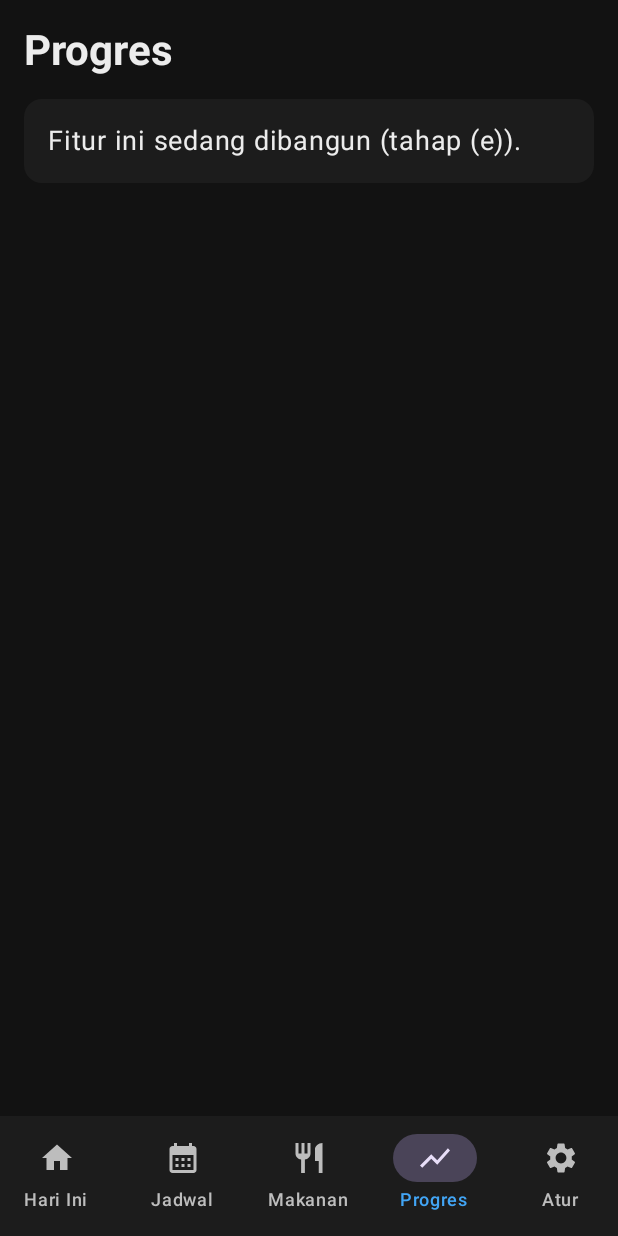
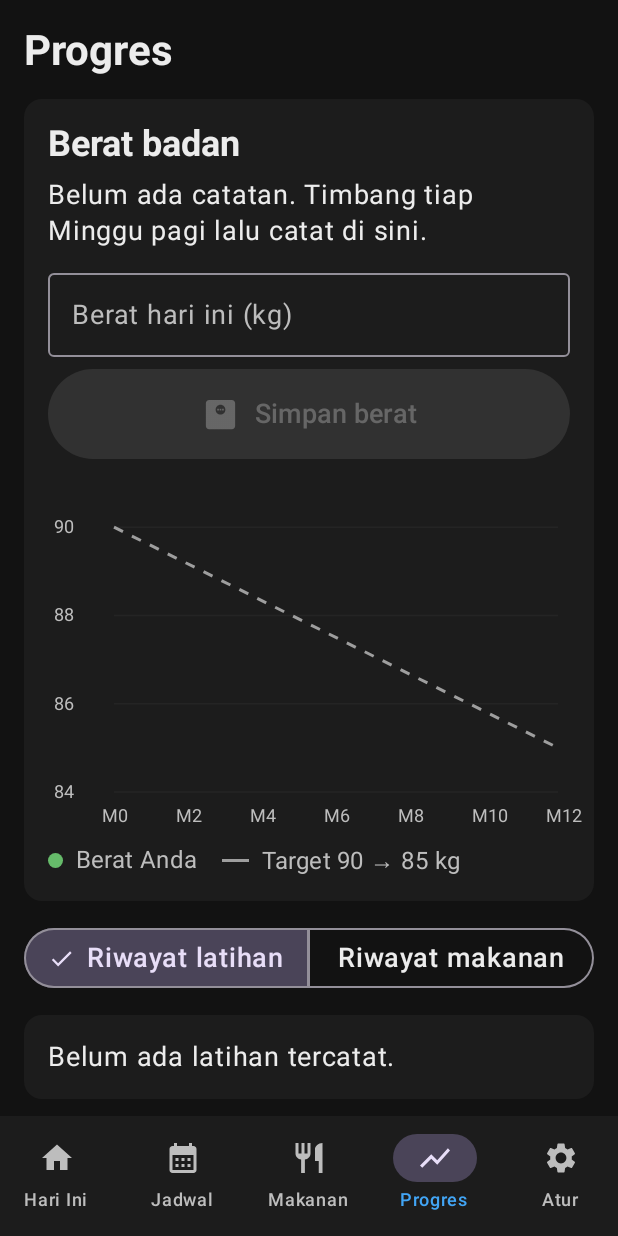
Before and after one commit to naufalnursaid09-beep/fitplan, an Android app built with Jetpack Compose: the screen it shows after launch (MainActivity), item 4 of the bottom bar chosen, on a phone screen of 412 x 824 dp. Run offline under Robolectric (Android 15) with nearby library versions, the phone set to English and light mode, and no system bars; our stand-ins replace Room's generated code.

Commit message:
Tahap (e): grafik berat badan, riwayat, dan progres nutrisi harian
Co-Authored-By: Claude Opus 5.5 <noreply@anthropic.com>
Claude-Session: https://claude.ai/code/session_01BZLSRmKb7eQQbzB22EHjKm

```diff
--- a/app/src/main/java/com/fitplan/app/MainActivity.kt
+++ b/app/src/main/java/com/fitplan/app/MainActivity.kt
@@ -37,10 +37,9 @@ import com.fitplan.app.ui.workout.WorkoutScreen
 import androidx.navigation.compose.composable
 import androidx.navigation.compose.currentBackStackEntryAsState
 import androidx.navigation.compose.rememberNavController
-import com.fitplan.app.ui.common.ScreenColumn
-import com.fitplan.app.ui.common.SectionCard
 import com.fitplan.app.ui.food.FoodScreen
 import com.fitplan.app.ui.home.HomeScreen
+import com.fitplan.app.ui.progress.ProgressScreen
 import com.fitplan.app.ui.schedule.ScheduleScreen
 import com.fitplan.app.ui.settings.SettingsScreen
 import com.fitplan.app.ui.theme.FitPlanTheme
@@ -104,7 +103,7 @@ private fun FitPlanRoot() {
                 }
                 composable(Tab.Schedule.route) { ScheduleScreen() }
                 composable(Tab.Food.route) { FoodScreen(onOpenSettings = { go(Tab.Settings.route) }) }
-                composable(Tab.Progress.route) { ComingSoon("Progres", "tahap (e)") }
+                composable(Tab.Progress.route) { ProgressScreen() }
                 composable(Tab.Settings.route) { SettingsScreen() }
                 composable(
                     "workout/{date}/{key}",
@@ -138,12 +137,3 @@ private fun AskNotificationPermissionOnce() {
         }
     }
 }
-
-@Composable
-private fun ComingSoon(title: String, stage: String) {
-    ScreenColumn(title) {
-        SectionCard {
-            Text("Fitur ini sedang dibangun ($stage).", style = MaterialTheme.typography.bodyLarge)
-        }
-    }
-}
--- a/app/src/main/java/com/fitplan/app/data/db/Daos.kt
+++ b/app/src/main/java/com/fitplan/app/data/db/Daos.kt
@@ -43,6 +43,9 @@ interface SetDao {
     )
     fun observeHistory(): Flow<List<WorkoutDaySummary>>
 
+    @Query("SELECT * FROM set_log WHERE done = 1 ORDER BY date DESC, exerciseId, setIndex")
+    fun observeAllDone(): Flow<List<SetLog>>
+
     @Upsert
     suspend fun upsert(set: SetLog): Long
 
@@ -55,8 +58,8 @@ interface FoodDao {
     @Query("SELECT * FROM food_log WHERE date = :date ORDER BY time")
     fun observeDate(date: Long): Flow<List<FoodLog>>
 
-    @Query("SELECT DISTINCT date FROM food_log ORDER BY date DESC")
-    fun observeDates(): Flow<List<Long>>
+    @Query("SELECT * FROM food_log ORDER BY date DESC, time")
+    fun observeAll(): Flow<List<FoodLog>>
 
     @Insert
     suspend fun insert(food: FoodLog): Long
--- a/app/src/main/java/com/fitplan/app/ui/home/HomeScreen.kt
+++ b/app/src/main/java/com/fitplan/app/ui/home/HomeScreen.kt
@@ -3,7 +3,18 @@ package com.fitplan.app.ui.home
 import androidx.compose.material.icons.Icons
 import androidx.compose.material.icons.filled.EventAvailable
 import androidx.compose.material.icons.filled.FitnessCenter
+import androidx.compose.foundation.layout.Row
+import androidx.compose.foundation.layout.fillMaxWidth
+import androidx.compose.foundation.layout.height
+import androidx.compose.foundation.shape.RoundedCornerShape
+import androidx.compose.material3.LinearProgressIndicator
 import androidx.compose.material3.MaterialTheme
+import androidx.compose.ui.Modifier
+import androidx.compose.ui.draw.clip
+import androidx.compose.ui.text.font.FontWeight
+import androidx.compose.ui.unit.dp
+import com.fitplan.app.ui.theme.Amber
+import kotlin.math.roundToInt
 import androidx.compose.material3.Text
 import androidx.compose.runtime.Composable
 import androidx.compose.runtime.getValue
@@ -29,6 +40,19 @@ fun HomeScreen(onOpenSettings: () -> Unit, onStartWorkout: (Long, String) -> Uni
     ScreenColumn(title = "Hari Ini") {
         Text(today.indo(), style = MaterialTheme.typography.titleMedium,
             color = MaterialTheme.colorScheme.onSurfaceVariant)
+
+        // Kalori & protein hari ini
+        val foods by remember { FitPlanApp.instance.db.foods().observeDate(today.toEpochDay()) }
+            .collectAsStateWithLifecycle(emptyList())
+        val kcal = foods.sumOf { it.kcal }
+        val protein = foods.sumOf { it.protein.toDouble() }.toFloat()
+        SectionCard {
+            Text("Nutrisi hari ini", style = MaterialTheme.typography.titleLarge)
+            TargetBar("Kalori", kcal.toFloat(), settings.targetKcal.toFloat(), "kkal")
+            TargetBar("Protein", protein, settings.targetProtein.toFloat(), "g")
+            Text("Angka makanan dari foto adalah estimasi.", style = MaterialTheme.typography.bodyMedium,
+                color = MaterialTheme.colorScheme.onSurfaceVariant)
+        }
 
         when (status) {
             Program.Status.NotSet -> {
@@ -98,3 +122,24 @@ fun HomeScreen(onOpenSettings: () -> Unit, onStartWorkout: (Long, String) -> Uni
         }
     }
 }
+
+@Composable
+private fun TargetBar(label: String, value: Float, target: Float, unit: String) {
+    val over = value > target
+    Row(Modifier.fillMaxWidth()) {
+        Text(label, style = MaterialTheme.typography.bodyLarge, modifier = Modifier.weight(1f))
+        Text("${value.roundToInt()} / ${target.roundToInt()} $unit",
+            style = MaterialTheme.typography.bodyLarge, fontWeight = FontWeight.Bold)
+    }
+    LinearProgressIndicator(
+        progress = { if (target <= 0f) 0f else (value / target).coerceIn(0f, 1f) },
+        color = if (over) Amber else MaterialTheme.colorScheme.primary,
+        trackColor = MaterialTheme.colorScheme.surfaceVariant,
+        modifier = Modifier.fillMaxWidth().height(14.dp).clip(RoundedCornerShape(7.dp)),
+    )
+    val left = target - value
+    Text(
+        if (left > 0) "Sisa ${left.roundToInt()} $unit" else "Target tercapai (lebih ${(-left).roundToInt()} $unit)",
+        style = MaterialTheme.typography.bodyMedium, color = MaterialTheme.colorScheme.onSurfaceVariant,
+    )
+}
--- /dev/null
+++ b/app/src/main/java/com/fitplan/app/ui/progress/ProgressScreen.kt
@@ -0,0 +1,222 @@
+package com.fitplan.app.ui.progress
+
+import android.widget.Toast
+import androidx.compose.animation.animateContentSize
+import androidx.compose.foundation.clickable
+import androidx.compose.foundation.layout.Column
+import androidx.compose.foundation.layout.Row
+import androidx.compose.foundation.layout.fillMaxWidth
+import androidx.compose.foundation.layout.padding
+import androidx.compose.foundation.text.KeyboardOptions
+import androidx.compose.material.icons.Icons
+import androidx.compose.material.icons.filled.Delete
+import androidx.compose.material.icons.filled.MonitorWeight
+import androidx.compose.material3.AlertDialog
+import androidx.compose.material3.ExperimentalMaterial3Api
+import androidx.compose.material3.HorizontalDivider
+import androidx.compose.material3.Icon
+import androidx.compose.material3.IconButton
+import androidx.compose.material3.MaterialTheme
+import androidx.compose.material3.OutlinedTextField
+import androidx.compose.material3.SegmentedButton
+import androidx.compose.material3.SegmentedButtonDefaults
+import androidx.compose.material3.SingleChoiceSegmentedButtonRow
+import androidx.compose.material3.Text
+import androidx.compose.material3.TextButton
+import androidx.compose.runtime.Composable
+import androidx.compose.runtime.getValue
+import androidx.compose.runtime.key
+import androidx.compose.runtime.mutableStateOf
+import androidx.compose.runtime.remember
+import androidx.compose.runtime.rememberCoroutineScope
+import androidx.compose.runtime.saveable.rememberSaveable
+import androidx.compose.runtime.setValue
+import androidx.compose.ui.Alignment
+import androidx.compose.ui.Modifier
+import androidx.compose.ui.platform.LocalContext
+import androidx.compose.ui.text.font.FontWeight
+import androidx.compose.ui.text.input.KeyboardType
+import androidx.compose.ui.unit.dp
+import androidx.lifecycle.compose.collectAsStateWithLifecycle
+import com.fitplan.app.FitPlanApp
+import com.fitplan.app.data.Program
+import com.fitplan.app.data.db.FoodLog
+import com.fitplan.app.data.db.SetLog
+import com.fitplan.app.data.db.WeightLog
+import com.fitplan.app.data.indo
+import com.fitplan.app.ui.common.BigButton
+import com.fitplan.app.ui.common.ScreenColumn
+import com.fitplan.app.ui.common.SectionCard
+import com.fitplan.app.ui.food.num
+import com.fitplan.app.ui.workout.kgText
+import kotlinx.coroutines.launch
+import java.time.LocalDate
+
+@OptIn(ExperimentalMaterial3Api::class)
+@Composable
+fun ProgressScreen() {
+    val app = FitPlanApp.instance
+    val settings by app.prefs.settings.collectAsStateWithLifecycle()
+    val weights by remember { app.db.weights().observeAll() }.collectAsStateWithLifecycle(emptyList())
+    val sets by remember { app.db.sets().observeAllDone() }.collectAsStateWithLifecycle(emptyList())
+    val foods by remember { app.db.foods().observeAll() }.collectAsStateWithLifecycle(emptyList())
+    var tab by rememberSaveable { mutableStateOf(0) }
+
+    ScreenColumn(title = "Progres") {
+        WeightSection(weights, settings.startDate, settings.startWeight, settings.goalWeight)
+
+        SingleChoiceSegmentedButtonRow(Modifier.fillMaxWidth()) {
+            listOf("Riwayat latihan", "Riwayat makanan").forEachIndexed { i, label ->
+                SegmentedButton(
+                    selected = tab == i,
+                    onClick = { tab = i },
+                    shape = SegmentedButtonDefaults.itemShape(i, 2),
+                ) { Text(label) }
+            }
+        }
+        if (tab == 0) WorkoutHistory(sets) else FoodHistory(foods, settings.targetKcal, settings.targetProtein)
+    }
+}
+
+@Composable
+private fun WeightSection(weights: List<WeightLog>, start: LocalDate?, startWeight: Float, goalWeight: Float) {
+    val app = FitPlanApp.instance
+    val scope = rememberCoroutineScope()
+    val context = LocalContext.current
+    var input by remember { mutableStateOf("") }
+    var toDelete by remember { mutableStateOf<WeightLog?>(null) }
+    val today = LocalDate.now()
+
+    SectionCard {
+        Text("Berat badan", style = MaterialTheme.typography.titleLarge)
+        val latest = weights.maxByOrNull { it.date }
+        if (latest != null) {
+            val lost = startWeight - latest.kg
+            val toGo = latest.kg - goalWeight
+            Text("Terakhir: ${fmtKg(latest.kg)} kg (${LocalDate.ofEpochDay(latest.date).indo()})",
+                style = MaterialTheme.typography.titleMedium)
+            Text(
+                (if (lost >= 0) "Turun ${fmtKg(lost)} kg" else "Naik ${fmtKg(-lost)} kg") + " dari awal · " +
+                    (if (toGo > 0) "${fmtKg(toGo)} kg lagi menuju target" else "Target tercapai! 🎉"),
+                style = MaterialTheme.typography.bodyLarge, color = MaterialTheme.colorScheme.primary,
+            )
+        } else {
+            Text("Belum ada catatan. Timbang tiap Minggu pagi lalu catat di sini.",
+                style = MaterialTheme.typography.bodyLarge)
+        }
+        OutlinedTextField(
+            value = input,
+            onValueChange = { v -> input = v.filter { it.isDigit() || it == ',' || it == '.' }.take(5) },
+            label = { Text("Berat hari ini (kg)") },
+            singleLine = true,
+            textStyle = MaterialTheme.typography.titleMedium,
+            keyboardOptions = KeyboardOptions(keyboardType = KeyboardType.Decimal),
+            modifier = Modifier.fillMaxWidth(),
+        )
+        val kg = input.replace(',', '.').toFloatOrNull()
+        BigButton("Simpan berat", icon = Icons.Filled.MonitorWeight, enabled = kg != null && kg in 30f..300f, onClick = {
+            scope.launch {
+                app.db.weights().put(WeightLog(date = today.toEpochDay(), kg = kg!!))
+                input = ""
+                Toast.makeText(context, "Berat tersimpan", Toast.LENGTH_SHORT).show()
+            }
+        })
+
+        val startDay = start?.toEpochDay() ?: weights.minOfOrNull { it.date } ?: today.toEpochDay()
+        WeightChart(weights, startDay, startWeight, goalWeight)
+
+        if (weights.isNotEmpty()) {
+            Text("Catatan", style = MaterialTheme.typography.titleMedium)
+            weights.sortedByDescending { it.date }.forEach { w ->
+                Row(Modifier.fillMaxWidth(), verticalAlignment = Alignment.CenterVertically) {
+                    Text(LocalDate.ofEpochDay(w.date).indo(), style = MaterialTheme.typography.bodyLarge,
+                        modifier = Modifier.weight(1f))
+                    Text("${fmtKg(w.kg)} kg", style = MaterialTheme.typography.bodyLarge, fontWeight = FontWeight.Bold)
+                    IconButton(onClick = { toDelete = w }) { Icon(Icons.Filled.Delete, "Hapus") }
+                }
+            }
+        }
+    }
+    toDelete?.let { w ->
+        AlertDialog(
+            onDismissRequest = { toDelete = null },
+            title = { Text("Hapus catatan berat?") },
+            text = { Text("${fmtKg(w.kg)} kg pada ${LocalDate.ofEpochDay(w.date).indo()}") },
+            confirmButton = {
+                TextButton(onClick = {
+                    scope.launch { app.db.weights().delete(w) }
+                    toDelete = null
+                }) { Text("Hapus") }
+            },
+            dismissButton = { TextButton(onClick = { toDelete = null }) { Text("Batal") } },
+        )
+    }
+}
+
+@Composable
+private fun WorkoutHistory(sets: List<SetLog>) {
+    if (sets.isEmpty()) {
+        SectionCard { Text("Belum ada latihan tercatat.", style = MaterialTheme.typography.bodyLarge) }
+        return
+    }
+    val names = remember { Program.weekly.values.flatMap { it.exercises }.associate { it.id to it.name } }
+    sets.groupBy { it.date to it.dayKey }.forEach { (group, daySets) ->
+        val (date, dayKey) = group
+        key(date, dayKey) {
+        var open by rememberSaveable { mutableStateOf(false) }
+        SectionCard(Modifier.animateContentSize().clickable { open = !open }) {
+            Row(verticalAlignment = Alignment.CenterVertically) {
+                Column(Modifier.weight(1f)) {
+                    Text(LocalDate.ofEpochDay(date).indo(), style = MaterialTheme.typography.titleMedium)
+                    Text(Program.dayByKey(dayKey)?.title ?: dayKey, style = MaterialTheme.typography.bodyLarge,
+                        color = MaterialTheme.colorScheme.primary)
+                }
+                Text("${daySets.size} set", style = MaterialTheme.typography.bodyLarge)
+            }
+            if (open) {
+                daySets.groupBy { it.exerciseId }.forEach { (exId, list) ->
+                    HorizontalDivider(color = MaterialTheme.colorScheme.surfaceVariant)
+                    Text(names[exId] ?: exId, style = MaterialTheme.typography.bodyLarge, fontWeight = FontWeight.SemiBold)
+                    Text(
+                        list.sortedBy { it.setIndex }.joinToString("  ·  ") { s ->
+                            (s.weightKg?.let { "${it.kgText()} kg × " } ?: "") + (s.reps?.toString() ?: "-")
+                        },
+                        style = MaterialTheme.typography.bodyMedium,
+                        color = MaterialTheme.colorScheme.onSurfaceVariant,
+                    )
+                }
+            }
+        }
+        }
+    }
+}
+
+@Composable
+private fun FoodHistory(foods: List<FoodLog>, targetKcal: Int, targetProtein: Int) {
+    if (foods.isEmpty()) {
+        SectionCard { Text("Belum ada makanan tercatat.", style = MaterialTheme.typography.bodyLarge) }
+        return
+    }
+    foods.groupBy { it.date }.forEach { (date, list) ->
+        key(date) {
+        var open by rememberSaveable { mutableStateOf(false) }
+        val kcal = list.sumOf { it.kcal }
+        val protein = list.sumOf { it.protein.toDouble() }.toFloat()
+        SectionCard(Modifier.animateContentSize().clickable { open = !open }) {
+            Text(LocalDate.ofEpochDay(date).indo(), style = MaterialTheme.typography.titleMedium)
+            Text("$kcal / $targetKcal kkal · ${num(protein)} / $targetProtein g protein",
+                style = MaterialTheme.typography.bodyLarge, color = MaterialTheme.colorScheme.primary)
+            if (open) {
+                list.forEach { f ->
+                    HorizontalDivider(color = MaterialTheme.colorScheme.surfaceVariant)
+                    Text(f.name, style = MaterialTheme.typography.bodyLarge, fontWeight = FontWeight.SemiBold)
+                    Text("${f.portion} · ${f.kcal} kkal · P ${num(f.protein)} g · K ${num(f.carbs)} g · L ${num(f.fat)} g",
+                        style = MaterialTheme.typography.bodyMedium,
+                        color = MaterialTheme.colorScheme.onSurfaceVariant,
+                        modifier = Modifier.padding(bottom = 4.dp))
+                }
+            }
+        }
+    }
+        }
+}
--- /dev/null
+++ b/app/src/main/java/com/fitplan/app/ui/progress/WeightChart.kt
@@ -0,0 +1,112 @@
+package com.fitplan.app.ui.progress
+
+import androidx.compose.foundation.Canvas
+import androidx.compose.foundation.layout.Box
+import androidx.compose.foundation.layout.Row
+import androidx.compose.foundation.layout.fillMaxWidth
+import androidx.compose.foundation.layout.height
+import androidx.compose.foundation.layout.padding
+import androidx.compose.foundation.layout.size
+import androidx.compose.foundation.background
+import androidx.compose.foundation.shape.CircleShape
+import androidx.compose.material3.MaterialTheme
+import androidx.compose.material3.Text
+import androidx.compose.runtime.Composable
+import androidx.compose.ui.Alignment
+import androidx.compose.ui.Modifier
+import androidx.compose.ui.geometry.Offset
+import androidx.compose.ui.graphics.Color
+import androidx.compose.ui.graphics.Path
+import androidx.compose.ui.graphics.PathEffect
+import androidx.compose.ui.graphics.drawscope.Stroke
+import androidx.compose.ui.graphics.nativeCanvas
+import androidx.compose.ui.unit.dp
+import com.fitplan.app.data.Program
+import com.fitplan.app.data.db.WeightLog
+import kotlin.math.ceil
+import kotlin.math.floor
+
+/**
+ * Grafik berat badan. Sumbu X = minggu program (0–12), sumbu Y = kg.
+ * Garis putus-putus abu-abu = target (dari berat awal ke berat target).
+ */
+@Composable
+fun WeightChart(
+    entries: List<WeightLog>,
+    startEpochDay: Long,
+    startWeight: Float,
+    goalWeight: Float,
+) {
+    val line = MaterialTheme.colorScheme.primary
+    val surface = MaterialTheme.colorScheme.surfaceContainer
+    val grid = MaterialTheme.colorScheme.surfaceVariant
+    val muted = MaterialTheme.colorScheme.onSurfaceVariant
+    val target = Color(0xFF9E9E9E)
+
+    val lastDay = maxOf(Program.TOTAL_DAYS.toLong(), (entries.maxOfOrNull { it.date } ?: 0L) - startEpochDay)
+    val values = entries.map { it.kg } + listOf(startWeight, goalWeight)
+    val yMin = floor(values.min() - 1f)
+    val yMax = ceil(values.max() + 1f)
+
+    Canvas(Modifier.fillMaxWidth().height(240.dp)) {
+        val left = 44.dp.toPx()
+        val bottom = 26.dp.toPx()
+        val w = size.width - left - 8.dp.toPx()
+        val h = size.height - bottom - 8.dp.toPx()
+        val top = 8.dp.toPx()
+        fun x(day: Long) = left + w * (day.toFloat() / lastDay.toFloat()).coerceIn(0f, 1f)
+        fun y(kg: Float) = top + h * (1f - (kg - yMin) / (yMax - yMin))
+
+        val paint = android.graphics.Paint().apply {
+            color = android.graphics.Color.argb(255, (muted.red * 255).toInt(), (muted.green * 255).toInt(), (muted.blue * 255).toInt())
+            textSize = 12.dp.toPx()
+            isAntiAlias = true
+        }
+
+        // Grid horizontal tipis + label kg
+        val step = if (yMax - yMin > 12) 4 else if (yMax - yMin > 6) 2 else 1
+        var g = yMin
+        while (g <= yMax + 0.01f) {
+            drawLine(grid, Offset(left, y(g)), Offset(left + w, y(g)), strokeWidth = 1.dp.toPx())
+            drawContext.canvas.nativeCanvas.drawText("${g.toInt()}", 4.dp.toPx(), y(g) + 4.dp.toPx(), paint)
+            g += step
+        }
+        // Label minggu
+        for (week in 0..Program.TOTAL_WEEKS step 2) {
+            val px = x(week * 7L)
+            drawContext.canvas.nativeCanvas.drawText("M$week", px - 8.dp.toPx(), size.height - 6.dp.toPx(), paint)
+        }
+
+        // Garis target
+        drawLine(
+            target, Offset(x(0), y(startWeight)), Offset(x(Program.TOTAL_DAYS.toLong()), y(goalWeight)),
+            strokeWidth = 2.dp.toPx(),
+            pathEffect = PathEffect.dashPathEffect(floatArrayOf(10f, 10f)),
+        )
+
+        // Garis aktual
+        val pts = entries.sortedBy { it.date }.map { Offset(x(it.date - startEpochDay), y(it.kg)) }
+        if (pts.size > 1) {
+            val path = Path().apply {
+                moveTo(pts.first().x, pts.first().y)
+                pts.drop(1).forEach { lineTo(it.x, it.y) }
+            }
+            drawPath(path, line, style = Stroke(width = 2.dp.toPx()))
+        }
+        pts.forEach {
+            drawCircle(surface, radius = 6.dp.toPx(), center = it)
+            drawCircle(line, radius = 4.dp.toPx(), center = it)
+        }
+    }
+
+    // Legenda
+    Row(verticalAlignment = Alignment.CenterVertically) {
+        Box(Modifier.size(10.dp).background(line, CircleShape))
+        Text("  Berat Anda", style = MaterialTheme.typography.bodyMedium, color = muted)
+        Box(Modifier.padding(start = 16.dp).size(width = 18.dp, height = 2.dp).background(target))
+        Text("  Target ${fmtKg(startWeight)} → ${fmtKg(goalWeight)} kg",
+            style = MaterialTheme.typography.bodyMedium, color = muted)
+    }
+}
+
+fun fmtKg(f: Float): String = if (f % 1f == 0f) f.toInt().toString() else "%.1f".format(f).replace('.', ',')
```
